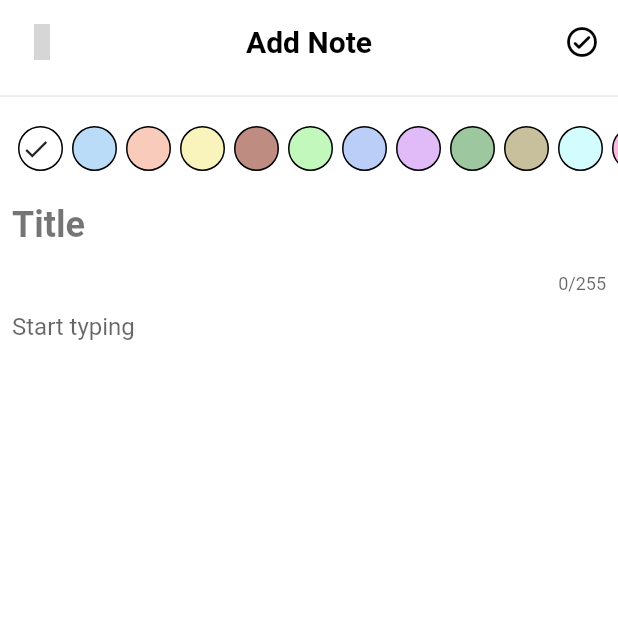
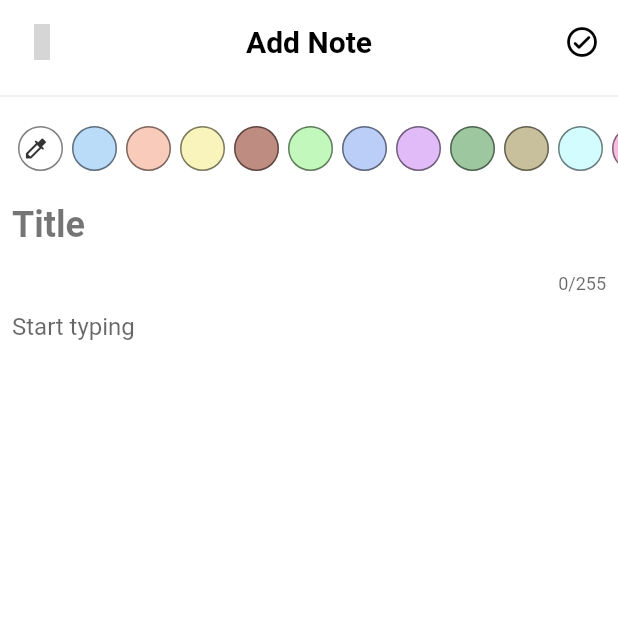
Before and after one commit to yalda-student/note_to_remember, a Flutter app: the screen it shows after launch, after a tap on an icon or button, on a phone screen of 412 x 824 dp, the top half of it. Run offline on Flutter 3.47's test engine with Material 2 defaults, Android fonts, the phone set to English and light mode, and no system bars; our stand-ins replace drift, iconsax; missing offline and left inert: flutter_custom_tab_bar; accounts and stored records are empty; generated files the repository leaves out were written again; grey boxes are pictures that could not be loaded.

Commit message:
implement get-all-notes

```diff
--- a/lib/data/repo/repositpry.dart
+++ b/lib/data/repo/repositpry.dart
@@ -15,13 +15,11 @@ class Repository<T> extends ChangeNotifier implements DataSource<T> {
 
     @override
   Future<int> create(T data) {
-    // TODO: implement create
     throw UnimplementedError();
   }
 
   @override
   Future<T> update(T data) {
-    // TODO: implement update
     throw UnimplementedError();
   }
 
--- a/lib/data/source/database.dart
+++ b/lib/data/source/database.dart
@@ -36,12 +36,13 @@ class AppDatabase extends _$AppDatabase {
     return await update(note).replace(noteData);
   }
 
-  Future<List<NoteData>> getAllNotes({String keyword = ''}) async {
-    return await (select(note)
+  Stream<List<NoteData>> getAllNotes({String keyword = ''}) {
+    return (select(note)
           ..where((tbl) {
-            return tbl.title.like('%$keyword%') | tbl.content.like('%$keyword%');
+            return tbl.title.like('%$keyword%') |
+                tbl.content.like('%$keyword%');
           }))
-        .get();
+        .watch();
   }
 
   Future<List<NoteData>> getNotesInCategory(categoryId) async {
--- a/lib/gen/assets.gen.dart
+++ b/lib/gen/assets.gen.dart
@@ -10,9 +10,8 @@ import 'package:flutter/widgets.dart';
 class $AssetImageGen {
   const $AssetImageGen();
 
-  /// File path: asset/image/landscape.png
-  AssetGenImage get landscape =>
-      const AssetGenImage('asset/image/landscape.png');
+  /// File path: asset/image/empty.jpg
+  AssetGenImage get empty => const AssetGenImage('asset/image/empty.jpg');
 }
 
 class Assets {
--- a/lib/route_generator.dart
+++ b/lib/route_generator.dart
@@ -11,7 +11,7 @@ class RouteGenerator {
       case AppConstants.homeRoute:
         return MaterialPageRoute(builder: (_) => const HomeScreen());
       case AppConstants.addNoteRoute:
-        return MaterialPageRoute(builder: (_) =>  AddNoteScreen());
+        return MaterialPageRoute(builder: (_) =>  const AddNoteScreen());
       // case '/edit_employee':
       //   // if (args is int) {
       //   //   return MaterialPageRoute(
--- a/lib/screen/home/home.dart
+++ b/lib/screen/home/home.dart
@@ -4,9 +4,6 @@ import 'package:flutter_custom_tab_bar/indicator/custom_indicator.dart';
 import 'package:flutter_custom_tab_bar/indicator/round_indicator.dart';
 import 'package:flutter_custom_tab_bar/transform/color_transform.dart';
 import 'package:iconsax/iconsax.dart';
-import 'package:provider/provider.dart';
-import 'package:yalda_students_notes/data/source/database.dart';
-import 'package:yalda_students_notes/model/note_data.dart';
 import 'package:yalda_students_notes/screen/favorite/favorite.dart';
 import 'package:yalda_students_notes/screen/note/note.dart';
 
--- a/lib/screen/note/note.dart
+++ b/lib/screen/note/note.dart
@@ -1,6 +1,9 @@
 import 'package:flutter/material.dart';
 import 'package:iconsax/iconsax.dart';
+import 'package:provider/provider.dart';
 import 'package:yalda_students_notes/app.dart';
+import 'package:yalda_students_notes/data/source/database.dart';
+import 'package:yalda_students_notes/widgets/small_note_item.dart';
 
 class NotePage extends StatelessWidget {
   const NotePage({Key? key}) : super(key: key);
@@ -8,6 +11,7 @@ class NotePage extends StatelessWidget {
   @override
   Widget build(BuildContext context) {
     final theme = Theme.of(context);
+    final db = Provider.of<AppDatabase>(context);
     return Stack(
       children: [
         Column(
@@ -22,7 +26,16 @@ class NotePage extends StatelessWidget {
                 Icon(Iconsax.sort)
               ],
             ),
-            //todo: note list
+            StreamBuilder<List<NoteData>>(
+                stream: db.getAllNotes(),
+                builder: (coontext, snapshotdata) {
+                  if (snapshotdata.connectionState == ConnectionState.waiting) {
+                    return const CircularProgressIndicator();
+                  }
+                  return _NoteList(
+                    data: snapshotdata.data!,
+                  );
+                })
           ],
         ),
         Positioned(
@@ -39,3 +52,23 @@ class NotePage extends StatelessWidget {
     );
   }
 }
+
+class _NoteList extends StatelessWidget {
+  final List<NoteData> data;
+  const _NoteList({Key? key, required this.data}) : super(key: key);
+
+  @override
+  Widget build(BuildContext context) {
+    return Expanded(
+      child: ListView.builder(
+        itemCount: data.length,
+        physics: const BouncingScrollPhysics(),
+        itemBuilder: (context, index) {
+          return SmallNoteItem(
+            data: data[index],
+          );
+        },
+      ),
+    );
+  }
+}
--- a/lib/widgets/color_picker.dart
+++ b/lib/widgets/color_picker.dart
@@ -38,6 +38,7 @@ class ColorPicker extends StatelessWidget {
               onTap(index);
             },
             child: Stack(
+              clipBehavior: Clip.antiAlias,
               alignment: Alignment.center,
               children: [
                 Container(
@@ -47,13 +48,13 @@ class ColorPicker extends StatelessWidget {
                   decoration: BoxDecoration(
                     borderRadius: BorderRadius.circular(15),
                     color: colors[index],
-                    border: Border.all(color: Colors.black),
+                    border: Border.all(
+                        color: Colors.black.withOpacity(0.5), width: 1),
                   ),
                 ),
                 selectedIndex == index
-                    ? const Icon(
-                        Icons.check,size: 20,
-                      )
+                    ? Icon(Icons.colorize_rounded,
+                        size: 18, color: Colors.black.withOpacity(0.8))
                     : const SizedBox()
               ],
             ),
--- a/pubspec.yaml
+++ b/pubspec.yaml
@@ -38,7 +38,7 @@ dependencies:
   theme_provider: ^0.5.0
   flutter_bloc: ^8.0.1
   flutter_custom_tab_bar: ^1.1.9
-  intl: ^0.16.1
+  intl: ^0.17.0
 
   drift: ^1.4.0
   sqlite3_flutter_libs: ^0.5.0
```
Also changed, not shown: lib/screen/add_note/add_note_screen.dart (+14 -1 lines), lib/widgets/small_note_item.dart (+42 -16 lines), asset/image/empty.jpg (added), asset/image/landscape.png (deleted), pubspec.lock, 1 other file.
